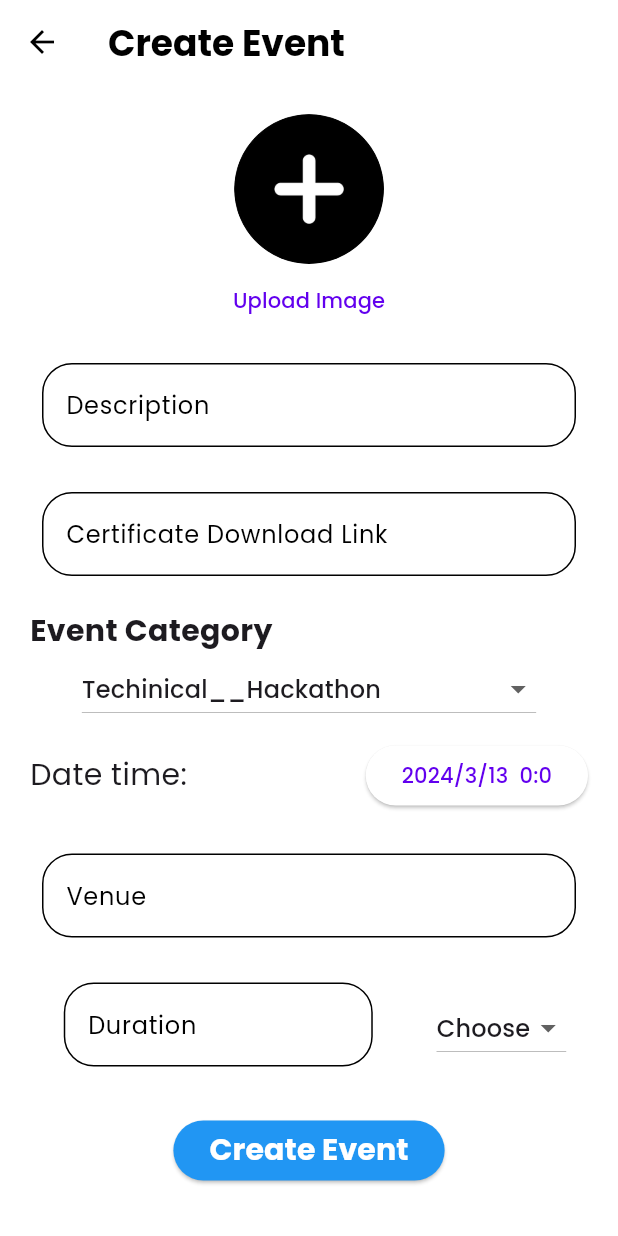
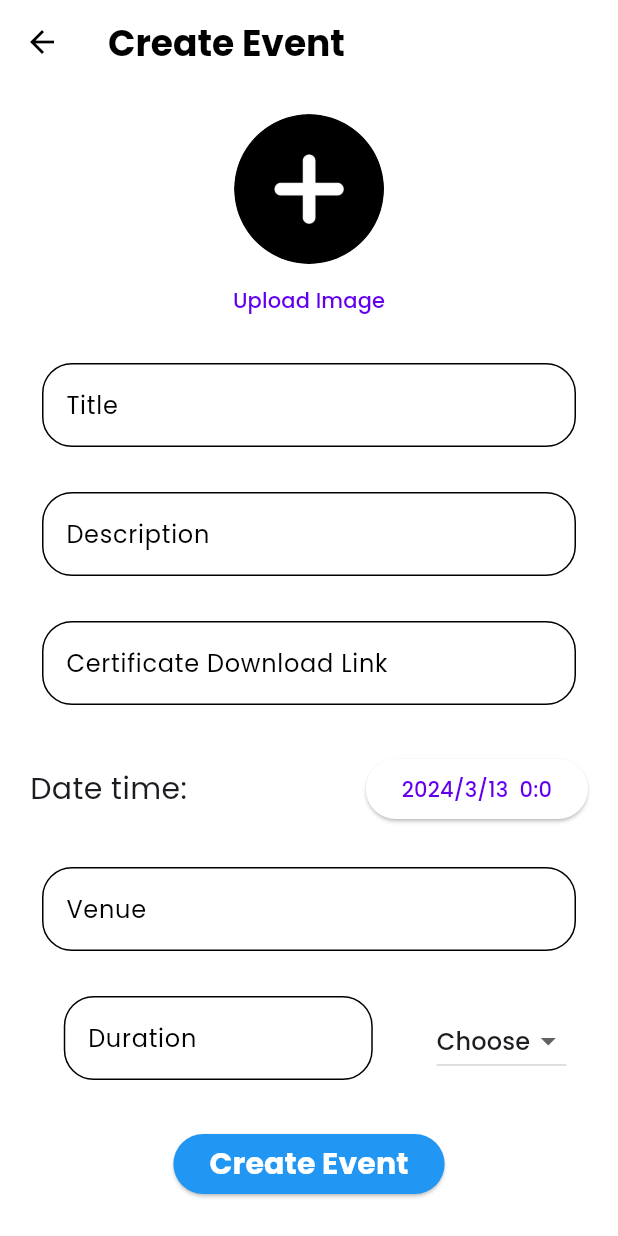
Before and after one commit to barath-dev/event_management_flutter_android, a Flutter app: the CreateEvent screen opened directly, on a phone screen of 412 x 824 dp. Run offline on Flutter 3.47's test engine with Material 3 defaults, Android fonts, the phone set to English and light mode, and no system bars; our stand-ins replace cloud_firestore, firebase_auth, firebase_core, firebase_storage, google_fonts, image_picker; missing offline and left inert: flutter_email_sender; accounts and stored records are empty.

Commit message:
event title added

```diff
--- a/lib/screens/coordinator/create_event.dart
+++ b/lib/screens/coordinator/create_event.dart
@@ -4,6 +4,7 @@ import 'dart:typed_data';
 
 import 'package:firebase_auth/firebase_auth.dart';
 import 'package:flutter/material.dart';
+import 'package:flutter/widgets.dart';
 import 'package:youngmind/resources/DBmethods.dart';
 import 'package:youngmind/resources/StorageMethods.dart';
 import 'package:youngmind/utils/utils.dart';
@@ -16,14 +17,14 @@ List<String> list = <String>[
   'Technical seminars',
   'Technical conference',
   'Technical workshops',
-  'Techinical__Paper presentation',
-  'Techinical__Poster presentations',
-  'Techinical__Idea pitching',
-  'Non_Techinical__quiz',
-  'Non_Techinical__cultural fests',
-  'Non_Techinical__seminars',
-  'Non_Techinical__sports',
-  'Non_Techinical__treasure hunt'
+  'Techinical Paper presentation',
+  'Techinical Poster presentations',
+  'Techinical Idea pitching',
+  'Non Techinical quiz',
+  'Non Techinical cultural fests',
+  'Non Techinical seminars',
+  'Non Techinical sports',
+  'Non Techinical treasure hunt'
 ];
 
 List<String> Unit = <String>['Choose', 'Days', 'Hours'];
@@ -45,40 +46,10 @@ class _CreateEventState extends State<CreateEvent> {
   TextEditingController link = TextEditingController();
   TextEditingController venue = TextEditingController();
   TextEditingController duration = TextEditingController();
+  TextEditingController title = TextEditingController();
   String unit = Unit.first;
-  String event_type = '';
 
   String dropdownValue = list.first;
-
-  _ChooseEvent() {
-    if (dropdownValue == 'Techinical') {
-      showDialog(
-          context: context,
-          builder: (BuildContext context) {
-            return AlertDialog(
-              title: const Text('Choose Event'),
-              content: SizedBox(
-                height: 200,
-                width: 200,
-                child: ListView.builder(
-                  itemCount: list.length,
-                  itemBuilder: (BuildContext context, int index) {
-                    return ListTile(
-                      title: Text(list[index]),
-                      onTap: () {
-                        setState(() {
-                          event_type = list[index];
-                        });
-                        Navigator.pop(context);
-                      },
-                    );
-                  },
-                ),
-              ),
-            );
-          });
-    }
-  }
 
   Uint8List? _file;
   bool _filepicked = false;
@@ -105,7 +76,7 @@ class _CreateEventState extends State<CreateEvent> {
     print('uploading event');
     String result = await DBmethods().uploadEvent(
       inst: FirebaseAuth.instance.currentUser!.uid,
-      event: event_type,
+      event: title.text,
       description: description.text,
       date_time: selectedPickupDate,
       link: link.text,
@@ -169,6 +140,13 @@ class _CreateEventState extends State<CreateEvent> {
             ),
             Padding(
               padding: const EdgeInsets.symmetric(horizontal: 20),
+              child: TextInput(hint: 'Title', controller: title),
+            ),
+            const SizedBox(
+              height: 10,
+            ),
+            Padding(
+              padding: const EdgeInsets.symmetric(horizontal: 20),
               child: TextInput(hint: 'Description', controller: description),
             ),
             const SizedBox(
@@ -182,46 +160,11 @@ class _CreateEventState extends State<CreateEvent> {
             const SizedBox(
               height: 10,
             ),
-            const Row(
-              children: [
-                SizedBox(
-                  width: 20,
-                ),
-                Text(
-                  'Event Category',
-                  style: TextStyle(fontSize: 20, fontWeight: FontWeight.bold),
-                ),
-              ],
-            ),
-            Row(
-              mainAxisAlignment: MainAxisAlignment.center,
-              children: [
-                Spacer(),
-                DropdownButton<String>(
-                  value: dropdownValue,
-                  onChanged: (String? value) => {
-                    setState(() {
-                      dropdownValue = value!;
-                    })
-                  },
-                  items: list.map<DropdownMenuItem<String>>((String value) {
-                    return DropdownMenuItem<String>(
-                      value: value,
-                      child: Text(
-                        value,
-                        // style: TextStyle(color: Colors.white),
-                      ),
-                    );
-                  }).toList(),
-                ),
-                Spacer(),
-              ],
-            ),
             const SizedBox(
               height: 10,
             ),
             Padding(
-              padding: const EdgeInsets.symmetric(horizontal: 20  ),
+              padding: const EdgeInsets.symmetric(horizontal: 20),
               child: Row(
                 children: [
                   Text(
--- a/lib/widgets/event_card.dart
+++ b/lib/widgets/event_card.dart
@@ -151,7 +151,7 @@ class _EventCardState extends State<EventCard> {
                       FirebaseFirestore.instance
                           .collection('notifications')
                           .doc(FirebaseAuth.instance.currentUser!.email)
-                          .update({
+                          .set({
                         'notifications': FieldValue.arrayUnion([
                           {
                             'title': 'Registered for ${widget.title}',
```
Also changed, not shown: lib/screens/student/event_notifications_screen.dart (+7 -1 lines), flutter_01.png (added), pubspec.lock, 1 other file.
